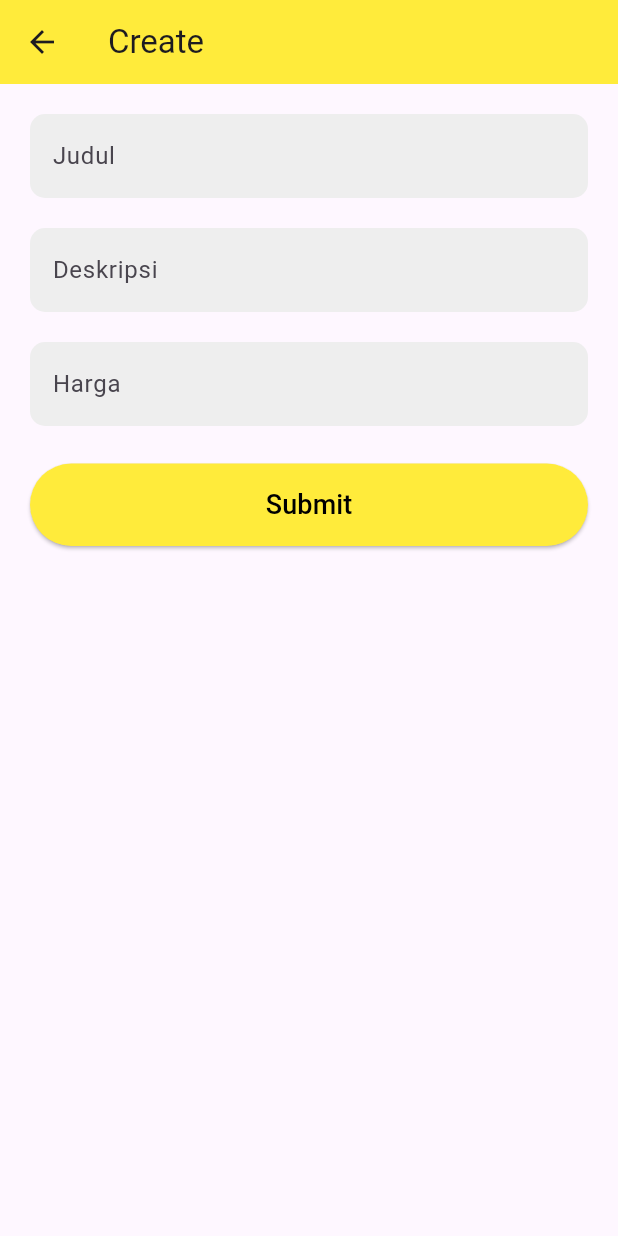
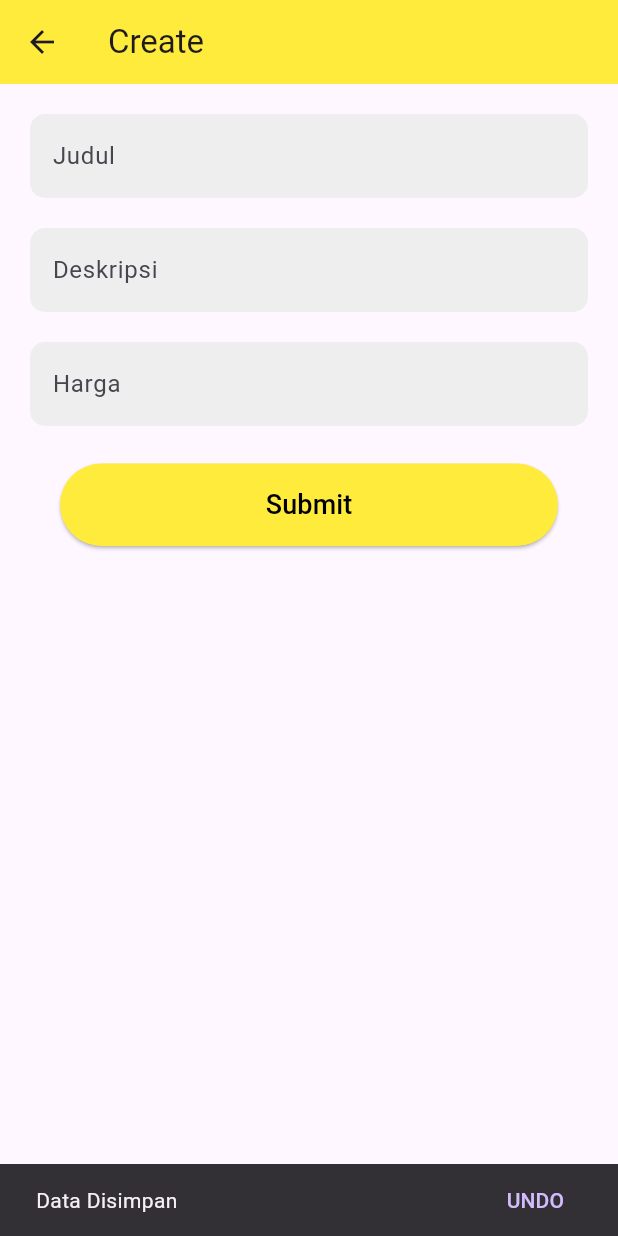
Before and after one commit to DewaJayon/kelompok_empat_api, a Flutter app: the CreatePage screen opened directly, after a tap on "Submit", on a phone screen of 412 x 824 dp. Run offline on Flutter 3.47's test engine with Material 3 defaults, Android fonts, the light colour scheme and no system bars; network calls fail.

Commit message:
feat: finis

```diff
--- a/lib/pages/create_page.dart
+++ b/lib/pages/create_page.dart
@@ -1,6 +1,9 @@
 // ignore_for_file: prefer_const_constructors
 
 import 'package:flutter/material.dart';
+import 'dart:convert';
+import 'package:http/http.dart' as http;
+import 'package:kelompok_empat_api/widgets/custom_elevated_button.dart';
 
 class CreatePage extends StatefulWidget {
   const CreatePage({super.key});
@@ -14,6 +17,46 @@ class _CreatePageState extends State<CreatePage> {
   final description = TextEditingController();
   final harga = TextEditingController();
   final _formkey = GlobalKey<FormState>();
+
+  void _showToast(BuildContext context) {
+    final scaffold = ScaffoldMessenger.of(context);
+    scaffold.showSnackBar(
+      SnackBar(
+        content: const Text("Data Disimpan"),
+        action: SnackBarAction(
+            label: 'UNDO', onPressed: scaffold.hideCurrentSnackBar),
+      ),
+    );
+  }
+
+  void sendData() async {
+    var urlApiCreate = "https://kusumawardanastudio.com/api/api_create.php";
+    var dataSend = {
+      "title": title.text,
+      "description": description.text,
+      "harga": harga.text
+    };
+
+    final response = await http.post(
+      Uri.parse(urlApiCreate),
+      body: dataSend,
+    );
+
+    if (response.statusCode == 200) {
+      Map api = json.decode(response.body);
+      print(api['status']);
+
+      if (api['status'] == "Success") {
+        _showToast(context);
+      } else if (api['status'] == "Error") {
+        print("error");
+      } else {
+        throw Exception('Gagal menambahkan data!');
+      }
+    } else {
+      throw Exception('Gagal menambahkan data!');
+    }
+  }
 
   @override
   Widget build(BuildContext context) {
@@ -98,6 +141,7 @@ class _CreatePageState extends State<CreatePage> {
                   child: Padding(
                     padding: const EdgeInsets.only(left: 15),
                     child: TextFormField(
+                      keyboardType: TextInputType.number,
                       controller: harga,
                       decoration: InputDecoration(
                         border: InputBorder.none,
@@ -120,26 +164,12 @@ class _CreatePageState extends State<CreatePage> {
               const SizedBox(height: 25),
               Padding(
                 padding: const EdgeInsets.symmetric(horizontal: 20),
-                child: ElevatedButton(
-                  onPressed: () {},
-                  style: ElevatedButton.styleFrom(
-                    backgroundColor: Colors.yellow,
-                  ),
-                  child: Container(
-                    height: 55,
-                    decoration: BoxDecoration(
-                      borderRadius: BorderRadius.circular(10),
-                    ),
-                    child: Center(
-                      child: Text(
-                        "Submit",
-                        style: TextStyle(
-                          color: Colors.black,
-                          fontSize: 18,
-                        ),
-                      ),
-                    ),
-                  ),
+                child: CustomElevatedButton(
+                  onPressed: () {
+                    sendData();
+                    _showToast(context);
+                  },
+                  text: 'Submit',
                 ),
               ),
             ],
--- a/lib/pages/list_page.dart
+++ b/lib/pages/list_page.dart
@@ -43,6 +43,16 @@ class _ListPageState extends State<ListPage> {
       appBar: AppBar(
         title: const Text('UNHI Shop'),
         backgroundColor: Colors.yellow,
+        actions: [
+          IconButton(
+            onPressed: () {
+              setState(() {
+                data = fetchData();
+              });
+            },
+            icon: const Icon(Icons.refresh),
+          ),
+        ],
       ),
       body: FutureBuilder<List<Shop>>(
         future: data,
--- a/lib/widgets/custom_elevated_button.dart
+++ b/lib/widgets/custom_elevated_button.dart
@@ -26,10 +26,10 @@ class CustomElevatedButton extends StatelessWidget {
           decoration: BoxDecoration(
             borderRadius: BorderRadius.circular(10),
           ),
-          child: const Center(
+          child: Center(
             child: Text(
-              "Login",
-              style: TextStyle(
+              text,
+              style: const TextStyle(
                 color: Colors.black,
                 fontSize: 18,
               ),
```
